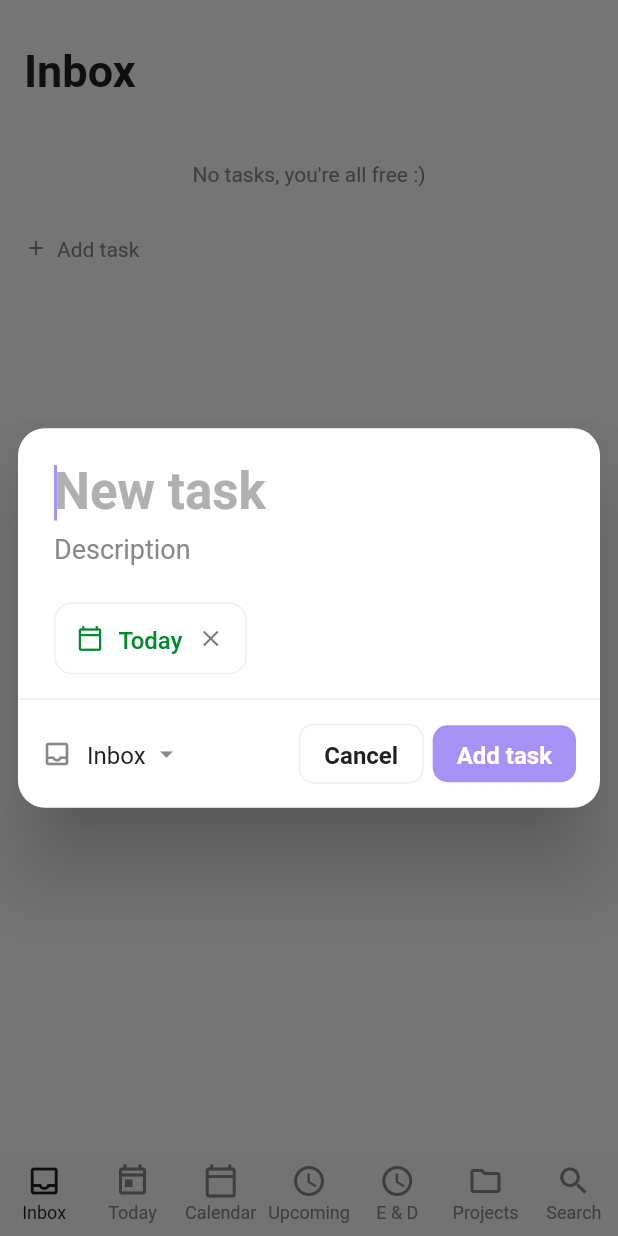
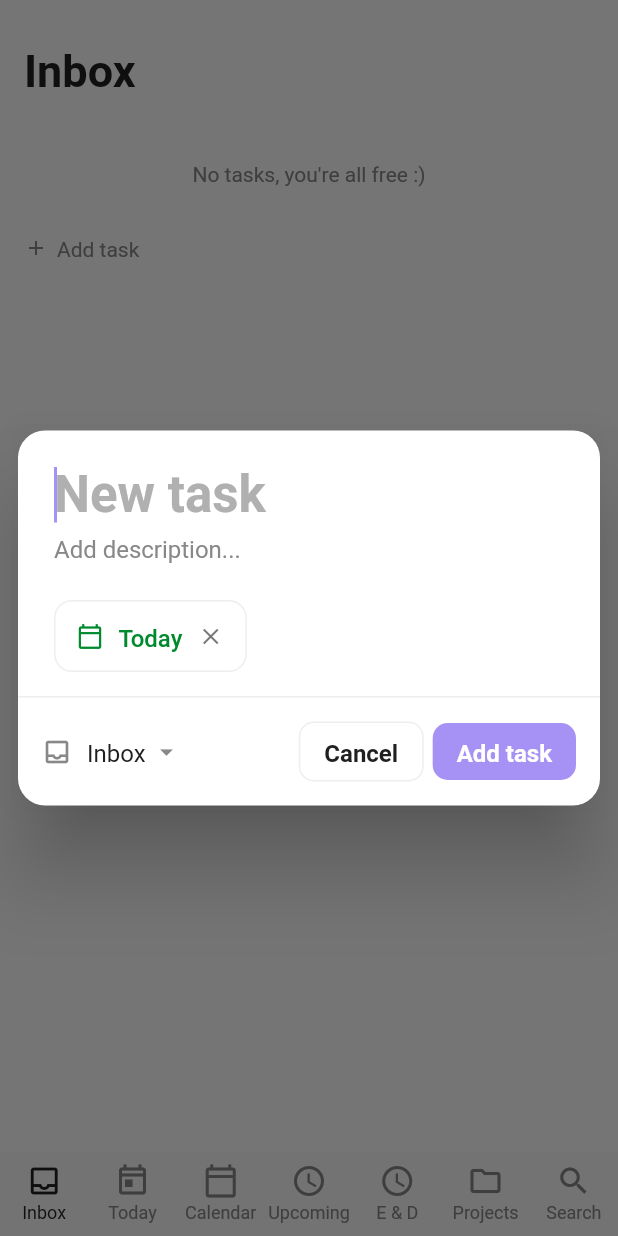
Before and after one commit to kiwifruit0/zelby, a Flutter app: the screen it shows after launch, after a tap on "Add task", on a phone screen of 412 x 824 dp. Run offline on Flutter 3.47's test engine with Material 3 defaults, Android fonts, the phone set to English and light mode, and no system bars; our stand-ins replace drift, drift_flutter, flutter_riverpod, go_router, riverpod_annotation, table_calendar; accounts and stored records are empty; generated files the repository leaves out were written again.

Commit message:
task popup changes

```diff
--- a/lib/widgets/task_popup.dart
+++ b/lib/widgets/task_popup.dart
@@ -71,11 +71,13 @@ class TaskDraft {
     required this.title,
     required this.destination,
     required this.date,
+    this.notes,
   });
 
   final String title;
   final DateTime? date;
   final TaskDestinationSelection destination;
+  final String? notes;
 }
 
 class TaskAddPromptButton extends StatefulWidget {
@@ -178,6 +180,7 @@ Future<TaskDestinationSelection?> showTaskDestinationPickerDialog(
 Future<void> persistTaskDraft(db.AppDatabase database, TaskDraft draft) async {
   final taskId = await database.inboxDao.insertTask(
     draft.title,
+    notes: draft.notes,
     endDate: draft.date,
   );
 
@@ -218,6 +221,7 @@ class _AddTaskDialog extends ConsumerStatefulWidget {
 
 class _AddTaskDialogState extends ConsumerState<_AddTaskDialog> {
   final _titleController = TextEditingController();
+  final _notesController = TextEditingController();
   final _titleFocusNode = FocusNode();
   DateTime? _selectedDate;
   TaskDestinationSelection? _selectedDestination;
@@ -241,6 +245,7 @@ class _AddTaskDialogState extends ConsumerState<_AddTaskDialog> {
   @override
   void dispose() {
     _titleController.dispose();
+    _notesController.dispose();
     _titleFocusNode.dispose();
     super.dispose();
   }
@@ -267,11 +272,13 @@ class _AddTaskDialogState extends ConsumerState<_AddTaskDialog> {
   void _submit() {
     final title = _titleController.text.trim();
     if (title.isEmpty) return;
+    final notes = _notesController.text.trim();
     Navigator.of(context).pop(
       TaskDraft(
         title: title,
         date: _selectedDate,
         destination: _selectedDestination ?? const TaskDestinationSelection.inbox(),
+        notes: notes.isEmpty ? null : notes,
       ),
     );
   }
@@ -336,11 +343,19 @@ class _AddTaskDialogState extends ConsumerState<_AddTaskDialog> {
                         ),
                       ),
                       const SizedBox(height: AppSpacing.sm),
-                      Text(
-                        'Description',
-                        style: AppTextStyles.body.copyWith(
+                      TextField(
+                        controller: _notesController,
+                        style: AppTextStyles.body.copyWith(fontSize: 16),
+                        textInputAction: TextInputAction.done,
+                        decoration: const InputDecoration(
+                          hintText: 'Add description...',
+                          hintStyle: TextStyle(
                             color: AppColors.muted,
-                          fontSize: 18,
+                            fontSize: 16,
+                          ),
+                          border: InputBorder.none,
+                          isDense: true,
+                          contentPadding: EdgeInsets.zero,
                         ),
                       ),
                       const SizedBox(height: AppSpacing.lg),
@@ -350,13 +365,17 @@ class _AddTaskDialogState extends ConsumerState<_AddTaskDialog> {
                         children: [
                           _ActionChip(
                             icon: Icons.calendar_today_outlined,
-                            label: _formatDate(
-                              _selectedDate ?? DateTime.now(),
-                            ),
-                            color: const Color(0xFF008A2E),
+                            label: _selectedDate == null
+                                ? 'Date'
+                                : _formatDate(_selectedDate!),
+                            color: _selectedDate == null
+                                ? AppColors.muted
+                                : const Color(0xFF008A2E),
                             onTap: _pickDate,
                             trailingIcon: Icons.close,
-                            trailingIconColor: Colors.black54,
+                            trailingIconColor: _selectedDate == null
+                                ? AppColors.muted
+                                : Colors.black54,
                             onTrailingTap: () => setState(() => _selectedDate = null),
                           ),
                         ],
@@ -406,7 +425,7 @@ class _AddTaskDialogState extends ConsumerState<_AddTaskDialog> {
   }
 }
 
-class _ActionChip extends StatelessWidget {
+class _ActionChip extends StatefulWidget {
   const _ActionChip({
     required this.icon,
     required this.label,
@@ -426,102 +445,61 @@ class _ActionChip extends StatelessWidget {
   final VoidCallback? onTrailingTap;
 
   @override
+  State<_ActionChip> createState() => _ActionChipState();
+}
+
+class _ActionChipState extends State<_ActionChip> {
+  bool _hovered = false;
+
+  @override
   Widget build(BuildContext context) {
-    return GestureDetector(
-      onTap: onTap,
+    return MouseRegion(
+      cursor: SystemMouseCursors.click,
+      onEnter: (_) => setState(() => _hovered = true),
+      onExit: (_) => setState(() => _hovered = false),
+      child: GestureDetector(
+        onTap: widget.onTap,
         child: Container(
           padding: const EdgeInsets.symmetric(horizontal: 14, vertical: 12),
           decoration: BoxDecoration(
-          border: Border.all(color: AppColors.divider),
+            border: Border.all(
+              color: _hovered ? AppColors.accent : AppColors.divider,
+            ),
             borderRadius: BorderRadius.circular(12),
           ),
           child: Row(
             mainAxisSize: MainAxisSize.min,
             children: [
-            Icon(icon, size: 18, color: color),
+              Icon(widget.icon, size: 18, color: widget.color),
               const SizedBox(width: 10),
               Text(
-              label,
+                widget.label,
                 style: AppTextStyles.itemTitle.copyWith(
-                color: color,
+                  color: widget.color,
                   fontSize: 16,
                   fontWeight: FontWeight.w500,
                 ),
               ),
-            if (trailingIcon != null && onTrailingTap != null) ...[
+if (widget.trailingIcon != null && widget.onTrailingTap != null) ...[
                 const SizedBox(width: 10),
                 GestureDetector(
-                onTap: onTrailingTap,
+                  onTap: widget.onTrailingTap,
                   child: Icon(
-                  trailingIcon,
+                    widget.trailingIcon,
                     size: 18,
-                  color: trailingIconColor ?? color,
+                    color: widget.trailingIconColor ?? widget.color,
                   ),
                 ),
               ],
             ],
           ),
         ),
-    );
-  }
-}
-
-class _DisabledActionChip extends StatelessWidget {
-  const _DisabledActionChip({
-    required this.icon,
-    required this.label,
-    this.showNewBadge = false,
-  });
-
-  final IconData icon;
-  final String label;
-  final bool showNewBadge;
-
-  @override
-  Widget build(BuildContext context) {
-    return Container(
-      padding: const EdgeInsets.symmetric(horizontal: 14, vertical: 12),
-      decoration: BoxDecoration(
-        border: Border.all(color: AppColors.divider),
-        borderRadius: BorderRadius.circular(12),
-      ),
-      child: Row(
-        mainAxisSize: MainAxisSize.min,
-        children: [
-          Icon(icon, size: 18, color: AppColors.muted),
-          const SizedBox(width: 10),
-          Text(
-            label,
-            style: AppTextStyles.itemTitle.copyWith(
-              color: AppColors.muted,
-              fontSize: 16,
-            ),
-          ),
-          if (showNewBadge) ...[
-            const SizedBox(width: 8),
-            Container(
-              padding: const EdgeInsets.symmetric(horizontal: 6, vertical: 2),
-              decoration: BoxDecoration(
-                color: AppColors.accent.withValues(alpha: 0.12),
-                borderRadius: BorderRadius.circular(4),
-              ),
-              child: Text(
-                'NEW',
-                style: AppTextStyles.sectionHeader.copyWith(
-                  color: const Color(0xFF008A2E),
-                  letterSpacing: 0.8,
-                  fontWeight: FontWeight.w700,
-                ),
-              ),
-            ),
-          ],
-        ],
       ),
     );
   }
 }
 
-class _DestinationButton extends StatelessWidget {
+class _DestinationButton extends StatefulWidget {
   const _DestinationButton({
     required this.destination,
     required this.onTap,
@@ -531,19 +509,31 @@ class _DestinationButton extends StatelessWidget {
   final VoidCallback onTap;
 
   @override
+  State<_DestinationButton> createState() => _DestinationButtonState();
+}
+
+class _DestinationButtonState extends State<_DestinationButton> {
+  bool _hovered = false;
+
+  @override
   Widget build(BuildContext context) {
     return MouseRegion(
       cursor: SystemMouseCursors.click,
+      onEnter: (_) => setState(() => _hovered = true),
+      onExit: (_) => setState(() => _hovered = false),
       child: GestureDetector(
         behavior: HitTestBehavior.opaque,
-        onTap: onTap,
+        onTap: widget.onTap,
         child: Row(
           children: [
-            Icon(destination.icon, size: 20, color: AppColors.muted),
+            Icon(widget.destination.icon, size: 20, color: _hovered ? AppColors.accent : AppColors.muted),
             const SizedBox(width: 10),
-            Text(destination.label, style: AppTextStyles.itemTitle.copyWith(fontSize: 16)),
+            Text(widget.destination.label, style: AppTextStyles.itemTitle.copyWith(
+              fontSize: 16,
+              color: _hovered ? AppColors.accent : AppColors.primary,
+            )),
             const SizedBox(width: 4),
-            const Icon(Icons.arrow_drop_down, size: 20, color: AppColors.muted),
+            Icon(Icons.arrow_drop_down, size: 20, color: _hovered ? AppColors.accent : AppColors.muted),
           ],
         ),
       ),
```
Lines whose indentation alone changed are shown as unchanged.
